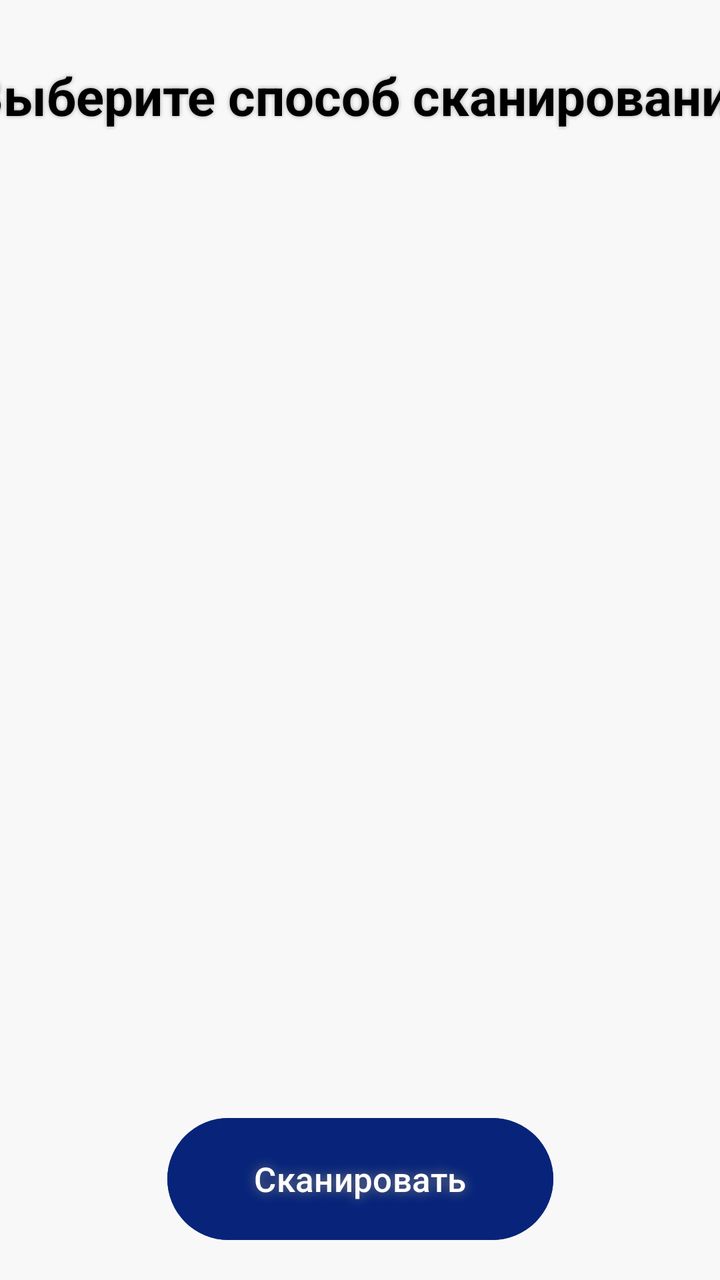
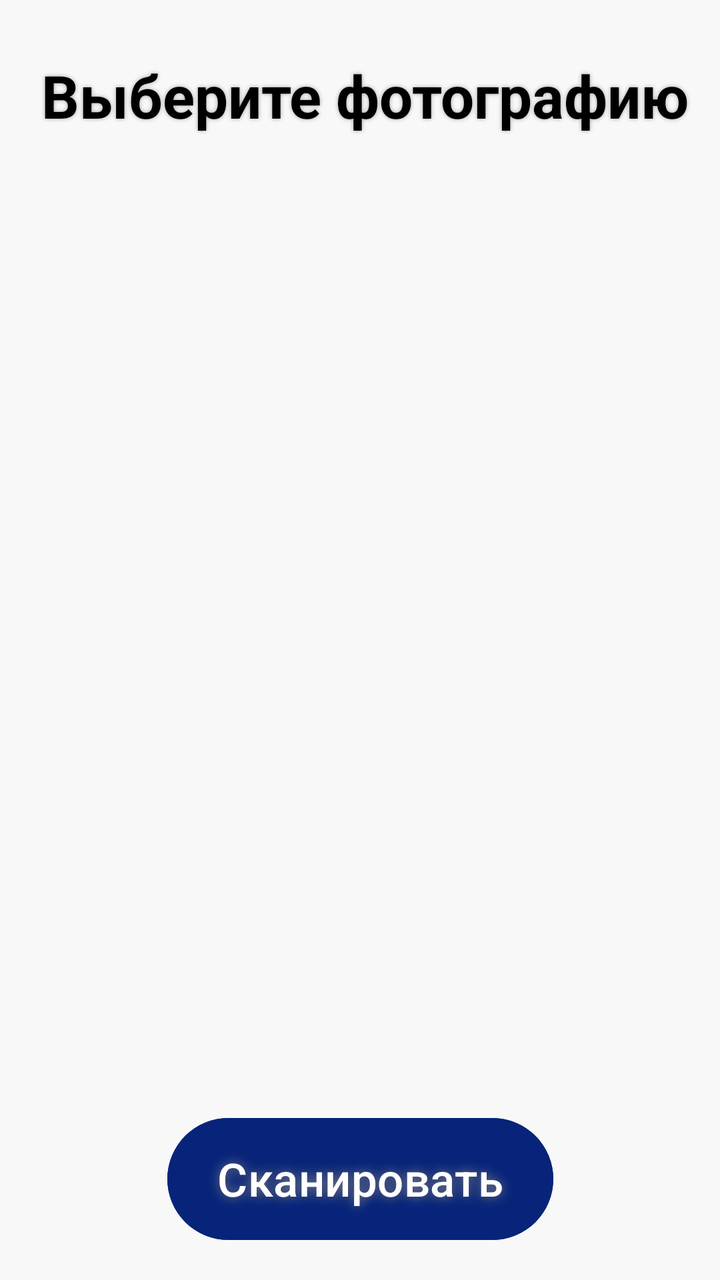

Before-and-after screenshots of an Android layout around one commit, followed by the original layout XML and the change that was made.
<!-- AndroidManifest.xml: application theme Theme.PipesDetector -->
<!-- res/layout/activity_scanner_window.xml -->
<?xml version="1.0" encoding="utf-8"?>
<androidx.constraintlayout.widget.ConstraintLayout xmlns:android="http://schemas.android.com/apk/res/android"
    xmlns:app="http://schemas.android.com/apk/res-auto"
    xmlns:tools="http://schemas.android.com/tools"
    android:id="@+id/main"
    android:layout_width="match_parent"
    android:layout_height="match_parent"
    android:background="#F8F8F8"
    tools:context=".ScannerWindowActivity">


    <TextView
        android:id="@+id/infoText"
        android:layout_width="400dp"
        android:layout_height="40dp"
        android:layout_marginTop="28dp"
        android:gravity="center"
        android:shadowColor="#A6A5A5"
        android:shadowRadius="5"
        android:text="Выберите способ сканирования"
        android:textColor="@color/black"
        android:textSize="26sp"
        android:textStyle="bold"
        app:layout_constraintEnd_toEndOf="parent"
        app:layout_constraintHorizontal_bias="0.454"
        app:layout_constraintStart_toStartOf="parent"
        app:layout_constraintTop_toTopOf="parent"
        tools:ignore="MissingConstraints" />

    <ImageView
        android:id="@+id/imageBeforeNeuro"
        android:layout_width="413dp"
        android:layout_height="321dp"
        android:layout_marginTop="4dp"
        app:layout_constraintEnd_toEndOf="parent"
        app:layout_constraintHorizontal_bias="0.6"
        app:layout_constraintStart_toStartOf="parent"
        app:layout_constraintTop_toTopOf="parent" />

    <ImageView
        android:id='@+id/imageAfterNeuro'
        android:layout_width="413dp"
        android:layout_height="321dp"
        android:layout_marginTop="4dp"
        app:layout_constraintEnd_toEndOf="parent"
        app:layout_constraintHorizontal_bias="0.6"
        app:layout_constraintStart_toStartOf="parent"
        app:layout_constraintTop_toBottomOf="@+id/imageBeforeNeuro" />

    <Button
        android:id="@+id/ButtonForGalery"
        android:layout_width="193dp"
        android:layout_height="69dp"
        android:layout_marginBottom="16dp"
        android:backgroundTint="#07247A"
        android:gravity="center"
        android:shadowColor="#818080"
        android:shadowRadius="14"
        android:text="Сканировать"
        android:textSize="17sp"
        app:layout_constraintBottom_toBottomOf="parent"
        app:layout_constraintEnd_toEndOf="parent"
        app:layout_constraintStart_toStartOf="parent" />

    <TextView
        android:id="@+id/NumberOfPipes"
        android:layout_width="388dp"
        android:layout_height="44dp"
        android:layout_marginBottom="20dp"
        android:gravity="center"
        android:text=""
        android:textColor="@color/black"
        android:textSize="30sp"
        android:textStyle="bold"
        app:layout_constraintBottom_toTopOf="@+id/ButtonForGalery"
        app:layout_constraintEnd_toEndOf="parent"
        app:layout_constraintHorizontal_bias="0.478"
        app:layout_constraintStart_toStartOf="parent"
        app:layout_constraintTop_toBottomOf="@+id/imageAfterNeuro"
        app:layout_constraintVertical_bias="0.428" />
</androidx.constraintlayout.widget.ConstraintLayout>
<!-- resources referenced by this layout -->
<resources>
  <color name="black">#FF000000</color>
  <style name="Theme.PipesDetector" parent="Base.Theme.PipesDetector" />
  <style name="Base.Theme.PipesDetector" parent="Theme.Material3.DayNight.NoActionBar">
          
          
      </style>
</resources>

<!-- the commit's change to res/layout/activity_scanner_window.xml (unified diff, before → after) -->
@@ -14,10 +14,11 @@
         android:layout_width="400dp"
         android:layout_height="40dp"
         android:layout_marginTop="28dp"
+        android:autoSizeTextType="uniform"
         android:gravity="center"
         android:shadowColor="#A6A5A5"
         android:shadowRadius="5"
-        android:text="Выберите способ сканирования"
+        android:text="Выберите фотографию"
         android:textColor="@color/black"
         android:textSize="26sp"
         android:textStyle="bold"
@@ -29,8 +30,9 @@
 
     <ImageView
         android:id="@+id/imageBeforeNeuro"
+        android:layout_below="@id/imageAfterNeuro"
         android:layout_width="413dp"
-        android:layout_height="321dp"
+        android:layout_height="590dp"
         android:layout_marginTop="4dp"
         app:layout_constraintEnd_toEndOf="parent"
         app:layout_constraintHorizontal_bias="0.6"
@@ -40,18 +42,20 @@
     <ImageView
         android:id='@+id/imageAfterNeuro'
         android:layout_width="413dp"
-        android:layout_height="321dp"
+        android:layout_height="590dp"
         android:layout_marginTop="4dp"
+        app:layout_constraintBottom_toBottomOf="@+id/imageBeforeNeuro"
         app:layout_constraintEnd_toEndOf="parent"
-        app:layout_constraintHorizontal_bias="0.6"
         app:layout_constraintStart_toStartOf="parent"
-        app:layout_constraintTop_toBottomOf="@+id/imageBeforeNeuro" />
+        app:layout_constraintTop_toTopOf="parent"
+        app:layout_constraintVertical_bias="0.0" />
 
     <Button
         android:id="@+id/ButtonForGalery"
         android:layout_width="193dp"
         android:layout_height="69dp"
         android:layout_marginBottom="16dp"
+        android:autoSizeTextType="uniform"
         android:backgroundTint="#07247A"
         android:gravity="center"
         android:shadowColor="#818080"
@@ -68,6 +72,7 @@
         android:layout_height="44dp"
         android:layout_marginBottom="20dp"
         android:gravity="center"
+        android:autoSizeTextType="uniform"
         android:text=""
         android:textColor="@color/black"
         android:textSize="30sp"
@@ -77,5 +82,5 @@
         app:layout_constraintHorizontal_bias="0.478"
         app:layout_constraintStart_toStartOf="parent"
         app:layout_constraintTop_toBottomOf="@+id/imageAfterNeuro"
-        app:layout_constraintVertical_bias="0.428" />
+        app:layout_constraintVertical_bias="0.669" />
 </androidx.constraintlayout.widget.ConstraintLayout>
